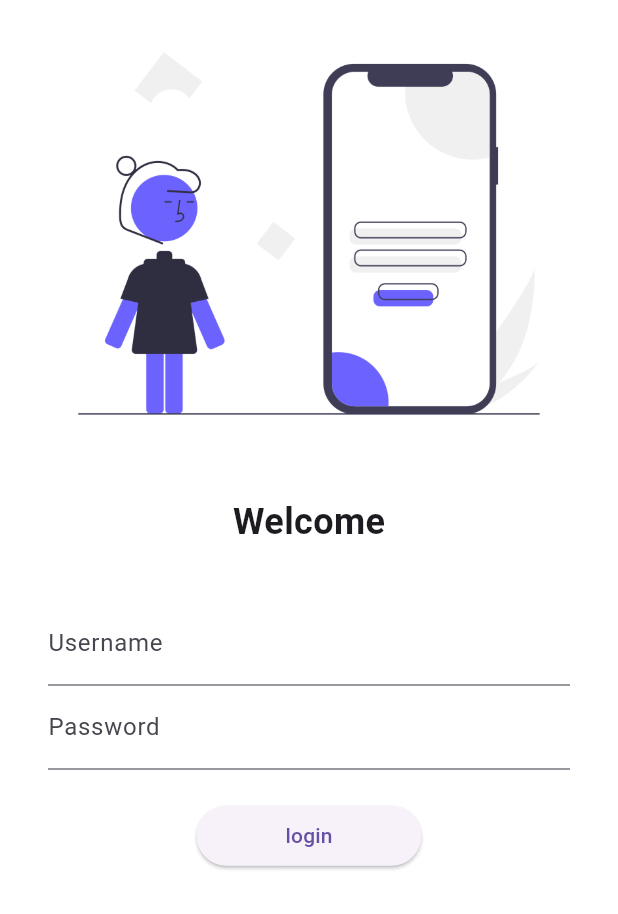
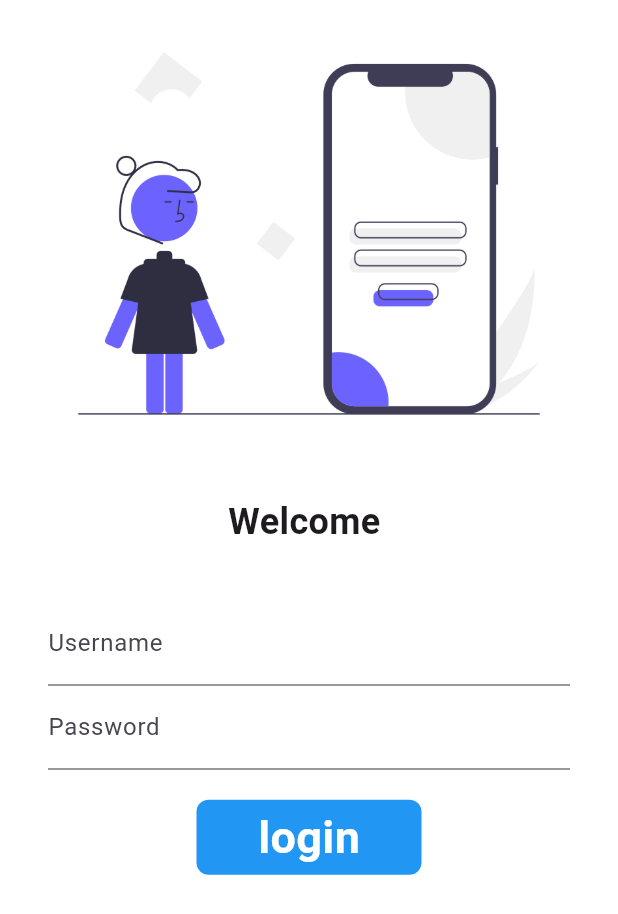
Before and after one commit to bhawnadiya15/flutter, a Flutter app: the screen it shows after launch, on a phone screen of 412 x 824 dp. Shown: the top 914 px of the screen. Run offline on Flutter 3.47's test engine with Material 3 defaults, Android fonts, the phone set to English and light mode, and no system bars.

Commit message:
day5 completed

```diff
--- a/lib/PAGES/login_page.dart
+++ b/lib/PAGES/login_page.dart
@@ -19,11 +19,19 @@
 //     );
 //   }
 // }
-class LoginPage extends StatelessWidget {
+class LoginPage extends StatefulWidget {
+  @override
+
+  State<LoginPage> createState() => _LoginPageState();
+}
+
+class _LoginPageState extends State<LoginPage> {
+    String name = "";
+    bool changedButton = false;
   Widget build(BuildContext context) {
     return Material(
       color: Colors.white,
-      child:SingleChildScrollView(
+      child: SingleChildScrollView(
         child: Column(
           children: [
             Image.asset(
@@ -34,7 +42,7 @@
               height: 20.0,
             ),
             Text(
-            "Welcome",
+              "Welcome $name",
               style: TextStyle(
                 fontSize: 24,
                 fontWeight: FontWeight.bold,
@@ -53,6 +61,12 @@
                       hintText: "Enter Username",
                       labelText: "Username",
                     ),
+                    onChanged: (value) {
+                      name = value;
+                      setState(() {
+
+                      });
+                    },
                   ),
                   TextFormField(
                     obscureText: true,
@@ -62,8 +76,47 @@
                   SizedBox(
                     height: 20.0,
                   ),
-                ElevatedButton(onPressed: () {Navigator.pushNamed(context, MyRoutes.HomeRoute);}, child: Text("login"),
-                style:TextButton.styleFrom(minimumSize: Size(150, 40)),)
+
+                  InkWell(
+                    onTap: ()async{
+                      setState(() {
+                     changedButton  = true;
+
+                      });
+                      await Future.delayed(Duration(seconds: 1));
+                      Navigator.pushNamed(context, MyRoutes.HomeRoute);
+                    },
+                    child: AnimatedContainer(duration: Duration(seconds: 1),
+                   width:changedButton?50: 150,
+                   height: 50,
+
+                   alignment: Alignment.center,
+                   child: changedButton?Icon(
+                    Icons.done,
+                    color: Colors.white,)
+                   :Text("login",
+                   style: TextStyle(
+                    color: Colors.white,
+                   fontWeight: FontWeight.bold,
+                   fontSize: 30),
+                   ),
+                   decoration: BoxDecoration(
+                    color: Colors.blue,
+                    borderRadius: BorderRadius.circular(changedButton?50:8),
+                   ),
+                    ),
+
+                    )
+
+
+
+                  // ElevatedButton(
+                  //   onPressed: () {
+                  //     Navigator.pushNamed(context, MyRoutes.HomeRoute);
+                  //   },
+                  //   child: Text("login"),
+                  //   style: TextButton.styleFrom(minimumSize: Size(150, 40)),
+                  // )
                 ],
               ),
             ),
```
Lines whose indentation alone changed are shown as unchanged.
